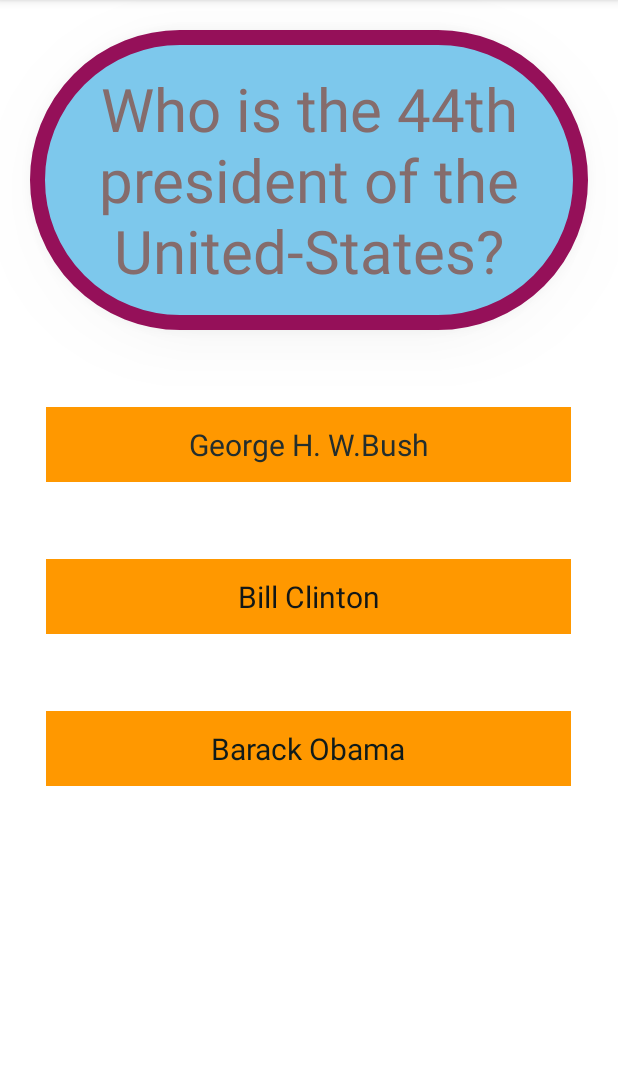
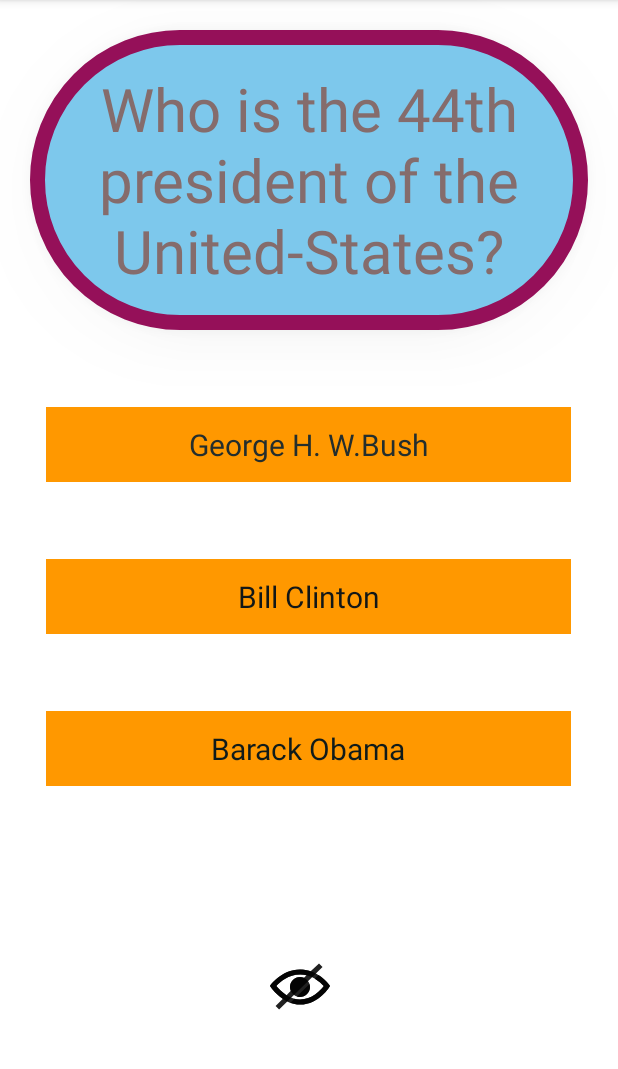
Before and after one commit to kinglaine/FlashCardApp, an Android app: the screen it shows after launch (MainActivity), on a phone screen of 412 x 824 dp, the part 84-1153 px from its top. Run offline under Robolectric (Android 15) with nearby library versions, the light colour scheme and no system bars.

Commit message:
Add hide and show button to hide or show answers

```diff
--- /dev/null
+++ b/app/src/main/res/drawable/eyeoff.xml
@@ -0,0 +1,5 @@
+<vector android:alpha="0.87" android:height="24dp"
+    android:viewportHeight="24" android:viewportWidth="24"
+    android:width="24dp" xmlns:android="http://schemas.android.com/apk/res/android">
+    <path android:fillColor="#FF000000" android:pathData="M19.604,2.562l-3.346,3.137c-1.27,-0.428 -2.686,-0.699 -4.243,-0.699 -7.569,0 -12.015,6.551 -12.015,6.551s1.928,2.951 5.146,5.138l-2.911,2.909 1.414,1.414 17.37,-17.035 -1.415,-1.415zM13.588,8.341c-3.288,-1.453 -6.681,1.908 -5.265,5.206l-1.726,1.707c-1.814,-1.16 -3.225,-2.65 -4.06,-3.66 1.493,-1.648 4.817,-4.594 9.478,-4.594 0.927,0 1.796,0.119 2.61,0.315l-1.037,1.026zM10.705,15.772l5.09,-4.993c1.017,3.111 -2.003,6.067 -5.09,4.993zM24,11.551s-4.252,7.449 -11.985,7.449c-1.379,0 -2.662,-0.291 -3.851,-0.737l1.614,-1.583c0.715,0.193 1.458,0.32 2.237,0.32 4.791,0 8.104,-3.527 9.504,-5.364 -0.729,-0.822 -1.956,-1.99 -3.587,-2.952l1.489,-1.46c2.982,1.9 4.579,4.327 4.579,4.327z"/>
+</vector>
--- /dev/null
+++ b/app/src/main/res/drawable/eyeon.xml
@@ -0,0 +1,5 @@
+<vector android:alpha="0.87" android:height="24dp"
+    android:viewportHeight="24" android:viewportWidth="24"
+    android:width="24dp" xmlns:android="http://schemas.android.com/apk/res/android">
+    <path android:fillColor="#FF000000" android:pathData="M12.015,7c4.751,0 8.063,3.012 9.504,4.636 -1.401,1.837 -4.713,5.364 -9.504,5.364 -4.42,0 -7.93,-3.536 -9.478,-5.407 1.493,-1.647 4.817,-4.593 9.478,-4.593zM12.015,5c-7.569,0 -12.015,6.551 -12.015,6.551s4.835,7.449 12.015,7.449c7.733,0 11.985,-7.449 11.985,-7.449s-4.291,-6.551 -11.985,-6.551zM12,8c-2.209,0 -4,1.792 -4,4 0,2.209 1.791,4 4,4s4,-1.791 4,-4c0,-2.208 -1.791,-4 -4,-4z"/>
+</vector>
--- a/app/src/main/res/layout/activity_main.xml
+++ b/app/src/main/res/layout/activity_main.xml
@@ -69,5 +69,20 @@
         android:textColor="#101B1A"
         android:textSize="20sp" />
 
+    <ImageView
+        android:id="@+id/toggle_choices_visibility"
+        android:layout_width="400dp"
+        android:layout_height="40dp"
+        android:layout_below="@id/answer3"
+        android:layout_marginTop="114dp"
+        android:src="@drawable/eyeoff" />
+    <ImageView
+        android:id="@+id/toggle_choices_Invisibility"
+        android:layout_width="400dp"
+        android:layout_height="40dp"
+        android:layout_below="@id/answer3"
+        android:layout_marginTop="114dp"
+        android:src="@drawable/eyeon" />
+
     />
 </RelativeLayout>
```
Also changed, not shown: app/src/main/java/com/example/woodleyflashcardapp/MainActivity.java (+33 -0 lines).
